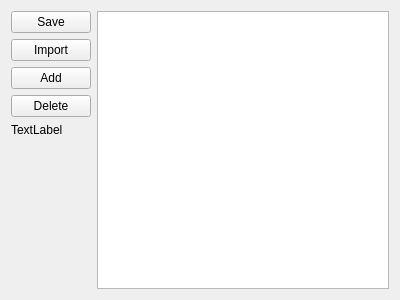
Old version of the form widget.ui in the repository TonyCalvez/ADDRESSBOOK.
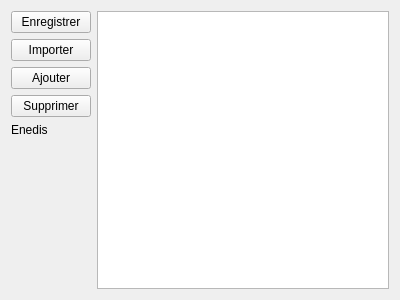
New version of the form.

Commit message: Enedis - Carnet d'Adresse

Patch:
```diff
--- a/widget.ui
+++ b/widget.ui
@@ -19,35 +19,35 @@
      <item>
       <widget class="QPushButton" name="Sauvegarder">
        <property name="text">
-        <string>Save</string>
+        <string>Enregistrer</string>
        </property>
       </widget>
      </item>
      <item>
       <widget class="QPushButton" name="importer">
        <property name="text">
-        <string>Import</string>
+        <string>Importer</string>
        </property>
       </widget>
      </item>
      <item>
       <widget class="QPushButton" name="ajouterbutton">
        <property name="text">
-        <string>Add</string>
+        <string>Ajouter</string>
        </property>
       </widget>
      </item>
      <item>
       <widget class="QPushButton" name="supprimerbutton">
        <property name="text">
-        <string>Delete</string>
+        <string>Supprimer</string>
        </property>
       </widget>
      </item>
      <item>
       <widget class="QLabel" name="label">
        <property name="text">
-        <string>TextLabel</string>
+        <string>Enedis</string>
        </property>
       </widget>
      </item>
```
The commit also changes 5 other files.
